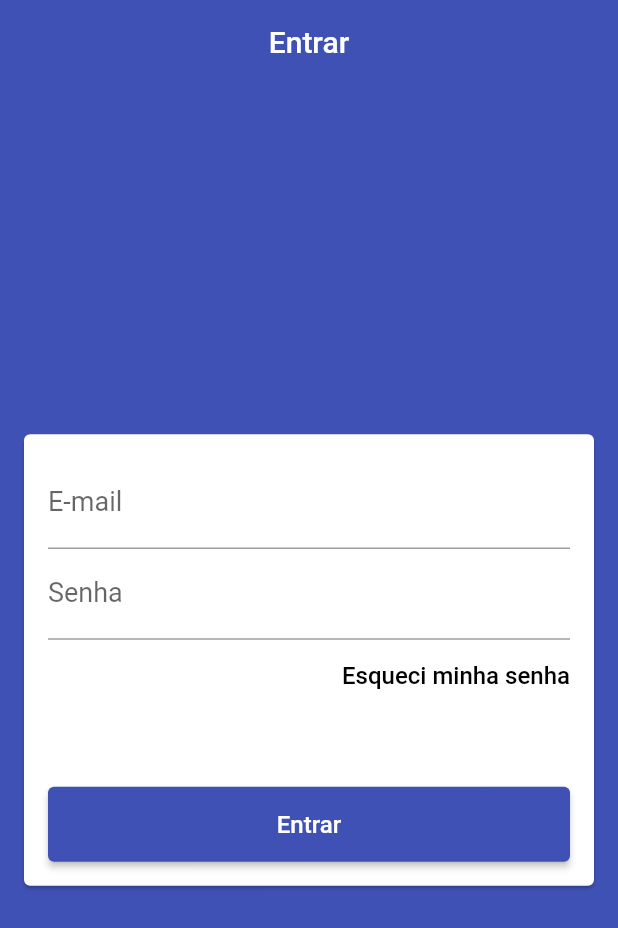
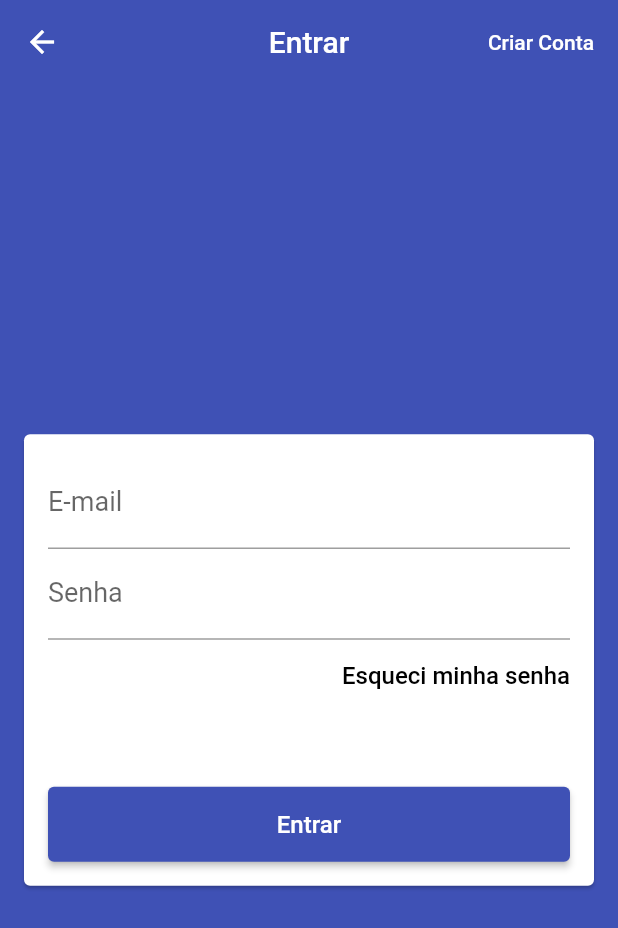
Before and after one commit to allandennis30/lojaVirtual, a Flutter app: the screen it shows after launch, on a phone screen of 412 x 824 dp. Shown: the top 928 px of the screen. Run offline on Flutter 3.47's test engine with Material 2 defaults, Android fonts, the phone set to English and light mode, and no system bars; our stand-ins replace firebase_auth, firebase_core; accounts and stored records are empty.

```diff
--- a/lib/commom/custom_drawer/drawer_tile.dart
+++ b/lib/commom/custom_drawer/drawer_tile.dart
@@ -1,5 +1,3 @@
-import 'dart:developer';
-
 import 'package:flutter/material.dart';
 import 'package:loja_virtual/models/page_manager.dart';
 import 'package:provider/provider.dart';
--- a/lib/helpers/firebase_erros.dart
+++ b/lib/helpers/firebase_erros.dart
@@ -14,6 +14,8 @@ String getFirebaseErrorString(String errorCode) {
       return "Operação não permitida.";
     case "INVALID_LOGIN_CREDENTIALS":
       return "E-mail ou senha inválidos.";
+    case "email-already-in-use":
+      return "Esse E-mail já foi cadastrado.";
     default:
       return "Ocorreu um erro ao tentar fazer login.";
   }
--- a/lib/models/userModel.dart
+++ b/lib/models/userModel.dart
@@ -1,6 +1,12 @@
 class UserModel {
   String email;
   String password;
+  String? name;
+  String? confirmPassword;
 
-  UserModel({required this.email, required this.password});
+  UserModel(
+      {required this.email,
+      required this.password,
+      this.name,
+      this.confirmPassword});
 }
--- a/lib/screens/base/base_screen.dart
+++ b/lib/screens/base/base_screen.dart
@@ -6,6 +6,8 @@ import 'package:provider/provider.dart';
 
 class BaseScreen extends StatelessWidget {
   final PageController pageController = PageController();
+
+  BaseScreen({super.key});
   @override
   Widget build(BuildContext context) {
     return Provider(
--- a/lib/screens/login/login_screen.dart
+++ b/lib/screens/login/login_screen.dart
@@ -22,6 +22,18 @@ class LoginScreen extends StatelessWidget {
       appBar: AppBar(
         title: const Text('Entrar'),
         centerTitle: true,
+        actions: <Widget>[
+          ElevatedButton(
+              onPressed: () {
+                Navigator.of(context).pushReplacementNamed('/signup');
+              },
+              style: ElevatedButton.styleFrom(
+                  backgroundColor: Colors.transparent, elevation: 0),
+              child: const Text(
+                'Criar Conta',
+                style: TextStyle(fontSize: 14),
+              ))
+        ],
         backgroundColor: primaryColor,
       ),
       body: Center(
@@ -94,15 +106,27 @@ class LoginScreen extends StatelessWidget {
                   ),
                   SizedBox(
                     height: 50,
-                    child: ElevatedButton(
+                    child: userManager.loading
+                        ? Container(
+                            alignment: Alignment.center,
+                            height: 50,
+                            width: 50,
+                            child: const CircularProgressIndicator(
+                              valueColor:
+                                  AlwaysStoppedAnimation(Colors.blueAccent),
+                            ),
+                          )
+                        : ElevatedButton(
                             onPressed: () {
                               if (!userManager.loading) {
                                 if (formKey.currentState!.validate()) {
                                   context.read<UserManager>().signIn(
                                       onFail: (e) {
-                                  ScaffoldMessenger.of(context).showSnackBar(
+                                        ScaffoldMessenger.of(context)
+                                            .showSnackBar(
                                           SnackBar(
-                                      content: Text('Falha ao entrar: $e'),
+                                            content:
+                                                Text('Falha ao entrar: $e'),
                                             backgroundColor: Colors.red,
                                           ),
                                         );
@@ -119,7 +143,9 @@ class LoginScreen extends StatelessWidget {
                             },
                             style: ButtonStyle(
                               backgroundColor: MaterialStateProperty.all(
-                          userManager.loading ? Colors.grey : Colors.indigo,
+                                userManager.loading
+                                    ? Colors.grey
+                                    : Colors.indigo,
                               ),
                             ),
                             child: const Text(
@@ -135,3 +161,5 @@ class LoginScreen extends StatelessWidget {
     );
   }
 }
+
+ //os campos estao bloqueados mesmo que loading seja false
--- a/pubspec.yaml
+++ b/pubspec.yaml
@@ -20,6 +20,7 @@ dev_dependencies:
   flutter_test:
     sdk: flutter
   flutter_lints: ^2.0.0
+  lint: ^2.1.2
 
 flutter:
   uses-material-design: true
```
Also changed, not shown: lib/main.dart (+18 -2 lines), lib/models/user_manager.dart (+45 -7 lines), lib/screens/signup/signup_screen.dart (added, +187 -0 lines), pubspec.lock. Lines whose indentation alone changed are shown as unchanged.
